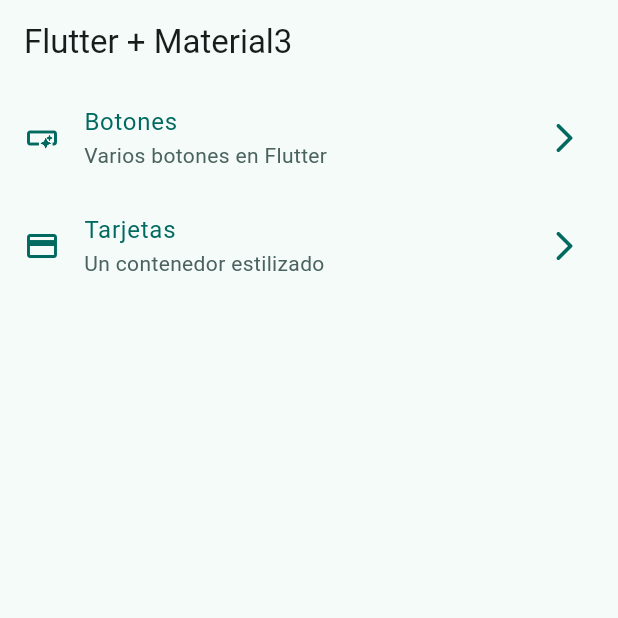
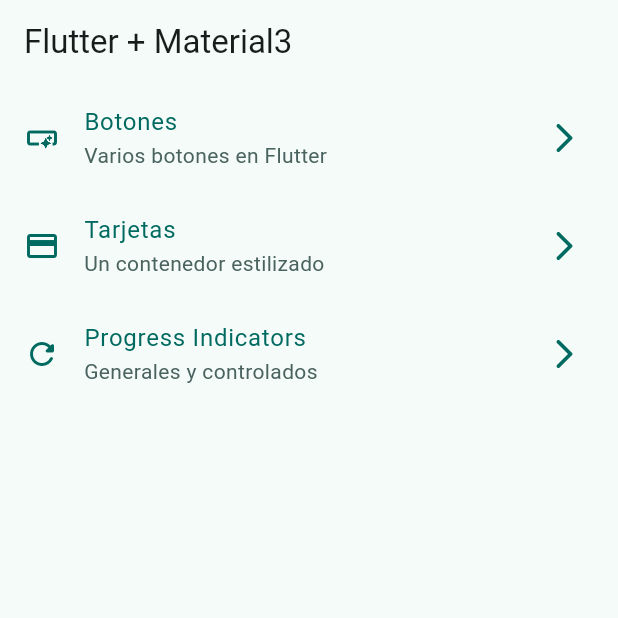
Before and after one commit to dieginin/widgets_app, a Flutter app: the screen it shows after launch, on a phone screen of 412 x 824 dp, the top half of it. Run offline on Flutter 3.47's test engine with Material 2 defaults, Android fonts, the phone set to English and light mode, and no system bars; our stand-ins replace go_router.

Commit message:
Progress indicator finished

```diff
--- a/lib/config/menu/menu_items.dart
+++ b/lib/config/menu/menu_items.dart
@@ -27,4 +27,10 @@ const appMenuItems = [
     link: '/cards',
     icon: Icons.credit_card,
   ),
+  MenuItem(
+    title: 'Progress Indicators',
+    subTitle: 'Generales y controlados',
+    link: '/progress',
+    icon: Icons.refresh_rounded,
+  ),
 ];
--- a/lib/config/router/app_router.dart
+++ b/lib/config/router/app_router.dart
@@ -20,5 +20,10 @@ final appRouter = GoRouter(
       path: '/cards',
       builder: (context, state) => const CardsScreen(),
     ),
+    GoRoute(
+      name: ProgressScreen.name,
+      path: '/progress',
+      builder: (context, state) => const ProgressScreen(),
+    ),
   ],
 );
--- a/lib/core/screens/animated/animated_screen.dart
+++ b/lib/core/screens/animated/animated_screen.dart
@@ -7,7 +7,7 @@ class AnimatedScreen extends StatelessWidget {
 
   @override
   Widget build(BuildContext context) {
-    return Scaffold(
+    return const Scaffold(
       body: Center(
         child: Text('AnimatedScreen'),
       ),
--- a/lib/core/screens/app_tutorial/app_tutorial_screen.dart
+++ b/lib/core/screens/app_tutorial/app_tutorial_screen.dart
@@ -7,7 +7,7 @@ class AppTutorialScreen extends StatelessWidget {
 
   @override
   Widget build(BuildContext context) {
-    return Scaffold(
+    return const Scaffold(
       body: Center(
         child: Text('AppTutorialScreen'),
       ),
--- a/lib/core/screens/infinite_scroll/infinite_scroll_screen.dart
+++ b/lib/core/screens/infinite_scroll/infinite_scroll_screen.dart
@@ -7,7 +7,7 @@ class InfiniteScrollScreen extends StatelessWidget {
 
   @override
   Widget build(BuildContext context) {
-    return Scaffold(
+    return const Scaffold(
       body: Center(
         child: Text('InfiniteScrollScreen'),
       ),
--- a/lib/core/screens/screens.dart
+++ b/lib/core/screens/screens.dart
@@ -7,4 +7,3 @@ export 'infinite_scroll/infinite_scroll_screen.dart';
 export 'progress/progress_screen.dart';
 export 'snackbar/snackbar_screen.dart';
 export 'ui_controls/ui_controls_screen.dart';
-export 'ui_controls/ui_controls_screen.dart';
--- a/lib/core/screens/snackbar/snackbar_screen.dart
+++ b/lib/core/screens/snackbar/snackbar_screen.dart
@@ -7,7 +7,7 @@ class SnackbarScreen extends StatelessWidget {
 
   @override
   Widget build(BuildContext context) {
-    return Scaffold(
+    return const Scaffold(
       body: Center(
         child: Text('SnackbarScreen'),
       ),
--- a/lib/core/screens/ui_controls/ui_controls_screen.dart
+++ b/lib/core/screens/ui_controls/ui_controls_screen.dart
@@ -7,7 +7,7 @@ class UiControlsScreen extends StatelessWidget {
 
   @override
   Widget build(BuildContext context) {
-    return Scaffold(
+    return const Scaffold(
       body: Center(
         child: Text('UiControlsScreen'),
       ),
```
Also changed, not shown: lib/core/screens/progress/progress_screen.dart (+48 -2 lines).
